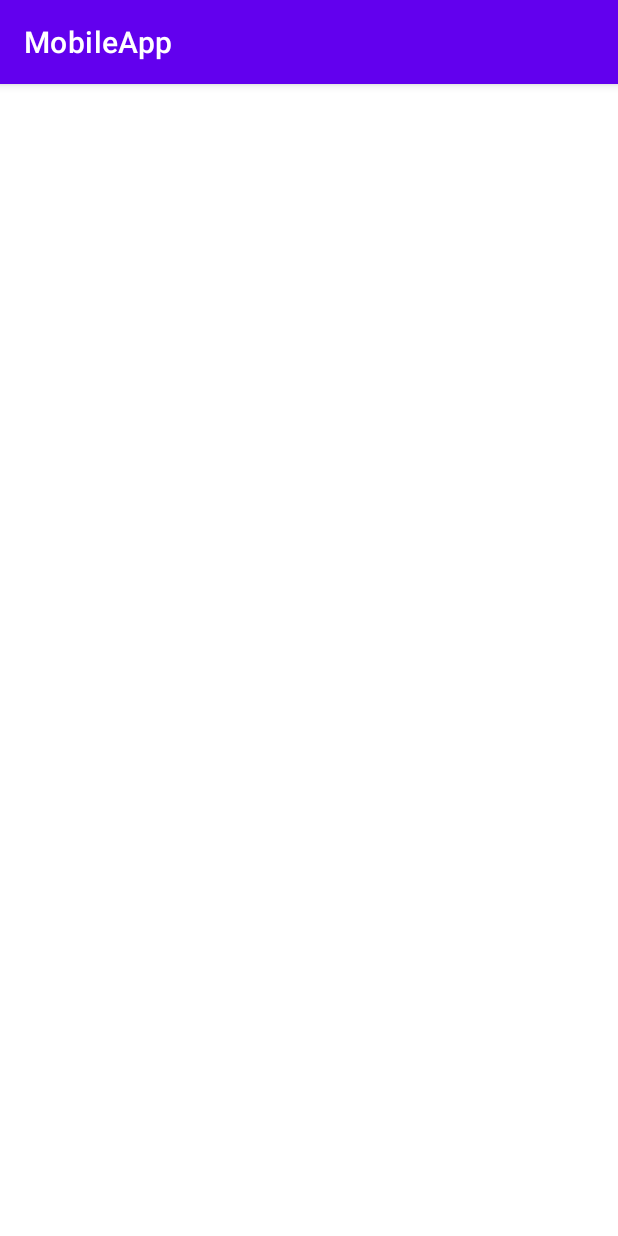
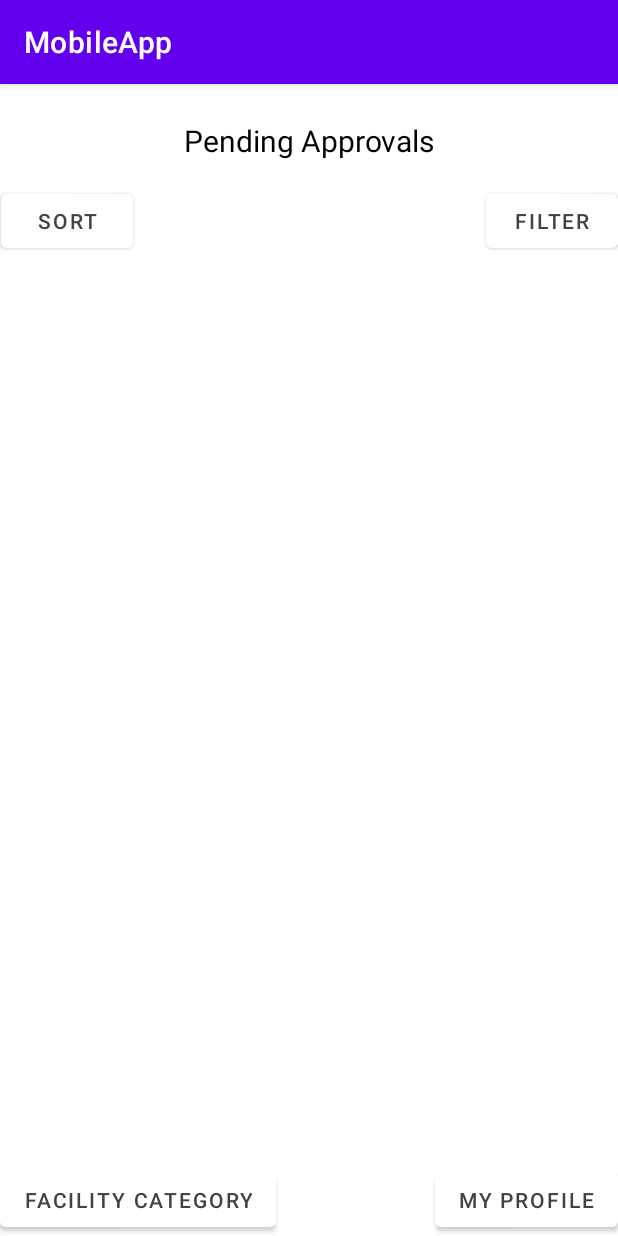
Before and after one commit to william051200/MobileApp, an Android app: the PendingApprovals screen opened directly, with no data from a screen before it, on a phone screen of 412 x 824 dp. Run offline under Robolectric (Android 15) with nearby library versions, the phone set to English and light mode, and no system bars.

Commit message:
edited pending approvals screen

```diff
--- a/app/src/main/res/layout/activity_pending_approvals.xml
+++ b/app/src/main/res/layout/activity_pending_approvals.xml
@@ -6,4 +6,64 @@
     android:layout_height="match_parent"
     tools:context=".PendingApprovals">
 
+    <TextView
+        android:id="@+id/lblPendingApprovalsHeader"
+        android:layout_width="wrap_content"
+        android:layout_height="wrap_content"
+        android:layout_marginTop="24dp"
+        android:text="@string/pending_approvals_label"
+        android:textColor="@color/black"
+        android:textSize="20sp"
+        app:layout_constraintEnd_toEndOf="parent"
+        app:layout_constraintStart_toStartOf="parent"
+        app:layout_constraintTop_toTopOf="parent" />
+
+    <Button
+        android:id="@+id/btnSortFavourite2"
+        android:layout_width="wrap_content"
+        android:layout_height="wrap_content"
+        android:layout_marginTop="16dp"
+        android:layout_marginEnd="235dp"
+        android:layout_marginRight="235dp"
+        android:text="@string/sort_label"
+        android:textColor="@color/cardview_dark_background"
+        app:backgroundTint="@color/white"
+        app:layout_constraintEnd_toStartOf="@+id/btnFilterFavourite2"
+        app:layout_constraintStart_toStartOf="parent"
+        app:layout_constraintTop_toBottomOf="@+id/lblPendingApprovalsHeader"
+        app:strokeColor="@color/material_on_primary_disabled" />
+
+    <Button
+        android:id="@+id/btnFilterFavourite2"
+        android:layout_width="0dp"
+        android:layout_height="wrap_content"
+        android:layout_marginTop="16dp"
+        android:text="@string/filter_label"
+        android:textColor="@color/cardview_dark_background"
+        app:backgroundTint="@color/white"
+        app:layout_constraintEnd_toEndOf="parent"
+        app:layout_constraintTop_toBottomOf="@+id/lblPendingApprovalsHeader"
+        app:strokeColor="@color/material_on_primary_disabled" />
+
+    <Button
+        android:id="@+id/btnPendingApprovalsPA"
+        android:layout_width="0dp"
+        android:layout_height="wrap_content"
+        android:text="@string/facility_category_label"
+        android:textColor="@color/cardview_dark_background"
+        app:backgroundTint="@color/white"
+        app:layout_constraintBottom_toBottomOf="parent"
+        app:layout_constraintStart_toStartOf="parent"
+        app:strokeColor="@color/material_on_primary_disabled" />
+
+    <Button
+        android:id="@+id/btnMyProfileFavourite2"
+        android:layout_width="0dp"
+        android:layout_height="wrap_content"
+        android:text="@string/my_profile_label"
+        android:textColor="@color/cardview_dark_background"
+        app:backgroundTint="@color/white"
+        app:layout_constraintBottom_toBottomOf="parent"
+        app:layout_constraintEnd_toEndOf="parent"
+        app:strokeColor="@color/material_on_primary_disabled" />
 </androidx.constraintlayout.widget.ConstraintLayout>
```
